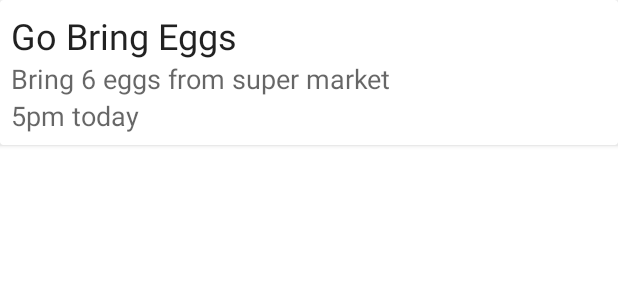
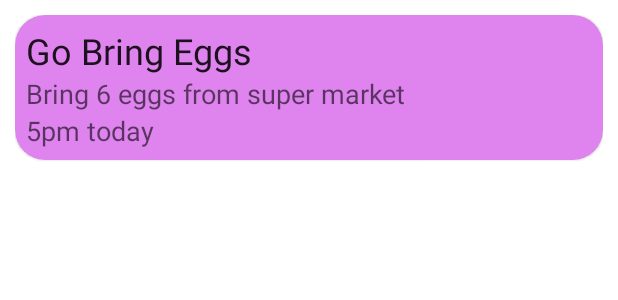
Before and after one commit to omdeep1990/To-Do-App-using-Room-Database, an Android app: the layout recyclerview_tasks.xml on its own in the app's theme, with its tools: preview values and no code run, on a phone screen of 412 x 824 dp. Shown: the top 300 px of the screen. Run offline under Robolectric (Android 15) with nearby library versions, the phone set to English and light mode, and no system bars.

```diff
--- a/app/src/main/res/layout/recyclerview_tasks.xml
+++ b/app/src/main/res/layout/recyclerview_tasks.xml
@@ -1,10 +1,17 @@
 <?xml version="1.0" encoding="utf-8"?>
 <RelativeLayout xmlns:android="http://schemas.android.com/apk/res/android"
     android:layout_width="match_parent"
-    android:layout_height="wrap_content">
+    android:layout_height="wrap_content"
+    android:layout_marginRight="10dp"
+    android:layout_marginLeft="10dp"
+    android:layout_marginTop="10dp"
+    xmlns:app="http://schemas.android.com/apk/res-auto">
 
-    <androidx.cardview.widget.CardView
+    <com.google.android.material.card.MaterialCardView
         android:layout_width="match_parent"
+        app:cardCornerRadius="20dp"
+        android:elevation="30dp"
+        app:cardBackgroundColor="@color/light_pink"
         android:layout_height="wrap_content"
         android:layout_marginBottom="3dp">
 
@@ -50,5 +57,5 @@
 
 
     </LinearLayout>
-    </androidx.cardview.widget.CardView>
+    </com.google.android.material.card.MaterialCardView>
 </RelativeLayout>
--- a/app/src/main/res/values/colors.xml
+++ b/app/src/main/res/values/colors.xml
@@ -12,5 +12,6 @@
     <color name="colorAccent">#0a7455</color>
     <color name="colorLight">#cff5bc</color>
     <color name="colorRed">#e70004</color>
+    <color name="light_pink">#DF83EF</color>
     <color name="black_shade1">#292036</color>
 </resources>
```
